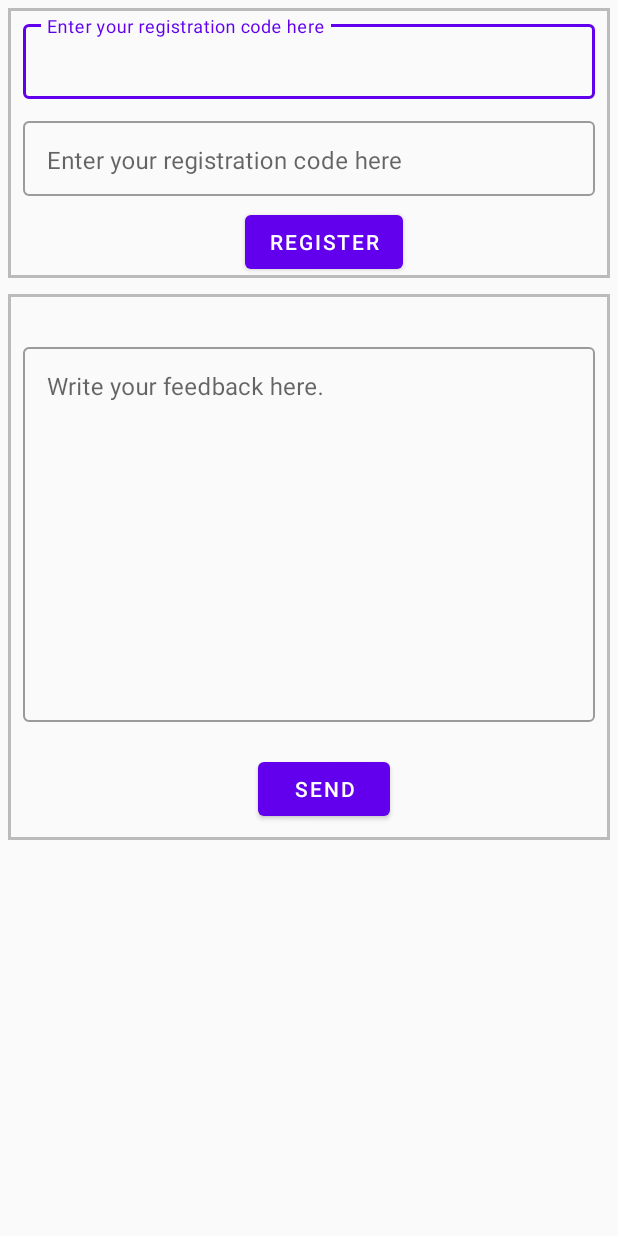
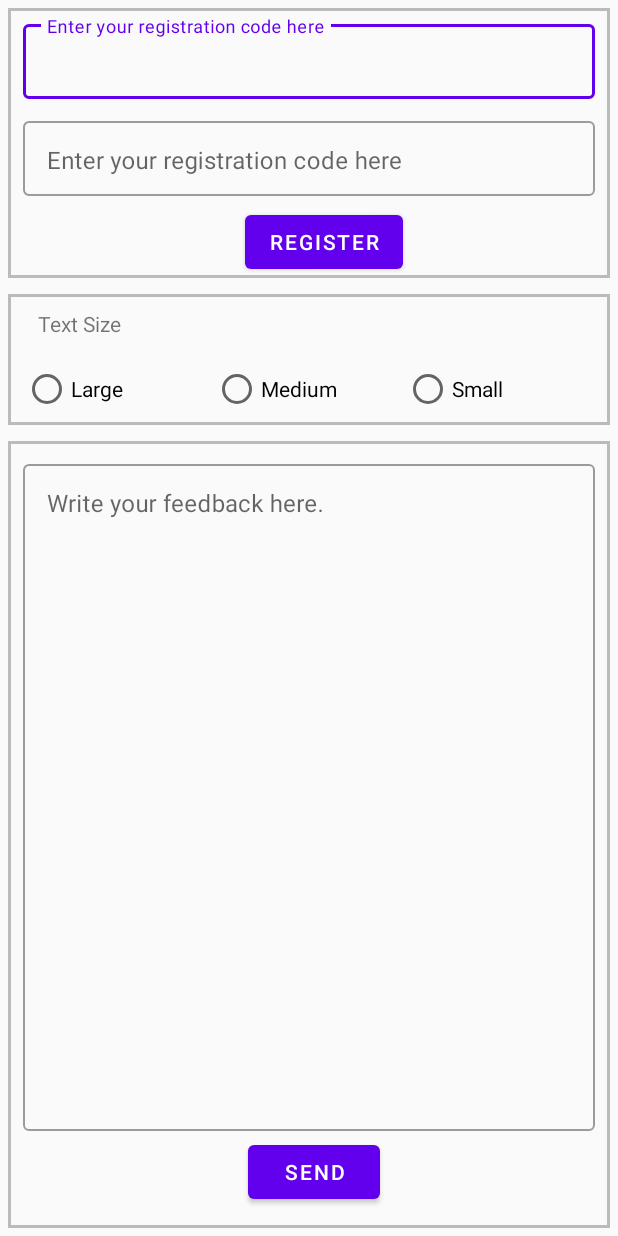
Before and after one commit to LucasGentry/MyanmarKeyboard, an Android app: the fragment RegisterFragment shown on its own in the app's theme, on a phone screen of 412 x 824 dp. Run offline under Robolectric (Android 15) with nearby library versions, the phone set to English and light mode, and no system bars; network calls fail.

Commit message:
20230531

```diff
--- a/app/src/main/java/com/galaxy/keyboard/fragment/HomeFragment.kt
+++ b/app/src/main/java/com/galaxy/keyboard/fragment/HomeFragment.kt
@@ -54,7 +54,7 @@ class HomeFragment : Fragment() {
     }
 
     fun checkExpirationDate(): Boolean {
-        val expDate = GregorianCalendar(2023, 4, 20) // midnight // month is based on 0, Jan:0, ..., Dec: 11
+        val expDate = GregorianCalendar(2023, 7, 20) // midnight // month is based on 0, Jan:0, ..., Dec: 11
 
         val now = GregorianCalendar()
 
--- a/app/src/main/java/com/galaxy/keyboard/input/GalaxyKeyboardService.java
+++ b/app/src/main/java/com/galaxy/keyboard/input/GalaxyKeyboardService.java
@@ -272,6 +272,7 @@ public class GalaxyKeyboardService extends InputMethodService
         predictListView.setAdapter(null);
     }
 
+    // Prediction and Follower
     private void doGalaxyOperation() {
 
         if (isPredictionMode) {
@@ -310,6 +311,7 @@ public class GalaxyKeyboardService extends InputMethodService
         });
     }
 
+    // User text
     private void doKagayaOperation() {
 
         List<PhraseModel> phraseList = gdh.readPrediction(curText, 1);
@@ -330,6 +332,7 @@ public class GalaxyKeyboardService extends InputMethodService
         });
     }
 
+    // Prediction for Special symbol
     private void doKittyOperation(String symbol) {
 
         List<PhraseModel> phraseList = isPredictionMode
--- a/app/src/main/res/layout/fragment_register.xml
+++ b/app/src/main/res/layout/fragment_register.xml
@@ -61,7 +61,6 @@
         android:layout_marginStart="@dimen/gap_normal"
         style="@style/ThemeOverlay.Material3.Button"/>
 </LinearLayout>
-
     <LinearLayout
         android:orientation="vertical"
         android:layout_width="match_parent"
@@ -69,29 +68,69 @@
         android:background="@drawable/border"
         android:gravity="center"
         android:layout_margin="@dimen/gap_small"
-        android:padding="@dimen/gap_normal">
-        <com.google.android.material.textfield.TextInputLayout
+        android:paddingLeft="@dimen/gap_normal"
+        android:paddingRight="@dimen/gap_normal">
+
+        <TextView
             android:layout_width="match_parent"
             android:layout_height="wrap_content"
-            android:layout_marginTop="@dimen/gap_big"
-            android:hint="@string/feedback_hint"
-            app:errorEnabled="true"
-            app:errorContentDescription="@string/feedback_validation_error_message"
-            app:errorIconDrawable="@android:drawable/stat_notify_error"
-            style="@style/Widget.MaterialComponents.TextInputLayout.OutlinedBox">
+            android:padding="10dp"
+            android:text="Text Size"/>
+
+        <RadioGroup
+            android:layout_width="match_parent"
+            android:layout_height="wrap_content"
+            android:weightSum="3"
+            android:orientation="horizontal">
+            <RadioButton
+                android:layout_width="0dp"
+                android:layout_height="wrap_content"
+                android:layout_weight="1"
+                android:text="Large"/>
+            <RadioButton
+                android:layout_width="0dp"
+                android:layout_height="wrap_content"
+                android:layout_weight="1"
+                android:text="Medium"/>
+            <RadioButton
+                android:layout_width="0dp"
+                android:layout_height="wrap_content"
+                android:layout_weight="1"
+                android:text="Small"/>
+        </RadioGroup>
+
+    </LinearLayout>
+
+    <LinearLayout
+        android:orientation="vertical"
+        android:layout_width="match_parent"
+        android:layout_height="0dp"
+        android:layout_weight="1"
+        android:background="@drawable/border"
+        android:gravity="center"
+        android:layout_margin="@dimen/gap_small"
+        android:padding="@dimen/gap_normal">
+
+        <com.google.android.material.textfield.TextInputLayout
+            style="@style/Widget.MaterialComponents.TextInputLayout.OutlinedBox"
+            android:layout_width="match_parent"
+            android:layout_height="0dp"
+            android:layout_weight="1"
+            android:hint="@string/feedback_hint">
             <com.google.android.material.textfield.TextInputEditText
                 android:id="@+id/feedback_field"
                 android:layout_width="match_parent"
-                android:layout_height="@dimen/feedback_field_height"
-                android:gravity="top|start"
-                android:lines="5"/>
+                android:layout_height="match_parent"
+                android:gravity="top|start"/>
         </com.google.android.material.textfield.TextInputLayout>
         <com.google.android.material.button.MaterialButton
             android:id="@+id/btnSend"
             android:layout_width="wrap_content"
             android:layout_height="wrap_content"
             android:text="@string/send"
-            android:layout_marginStart="@dimen/gap_normal"
+            android:layout_marginTop="@dimen/gap_tiny"
+            android:layout_marginBottom="@dimen/gap_tiny"
+            android:layout_marginStart="@dimen/gap_tiny"
             style="@style/ThemeOverlay.Material3.Button"/>
     </LinearLayout>
 
```
